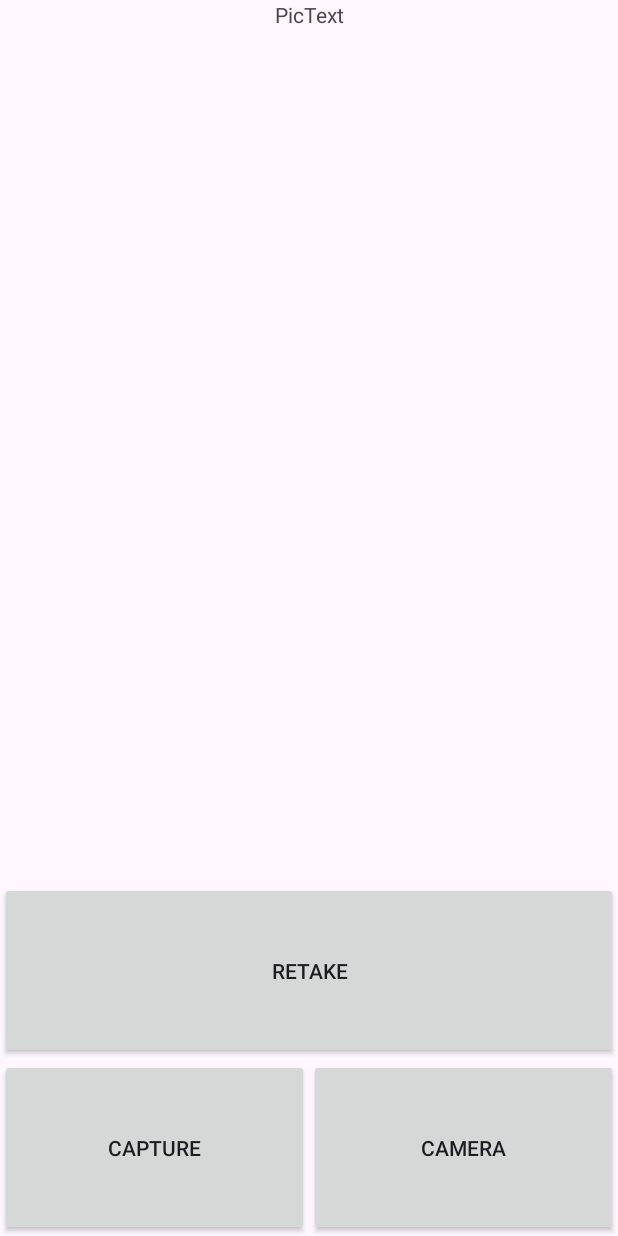
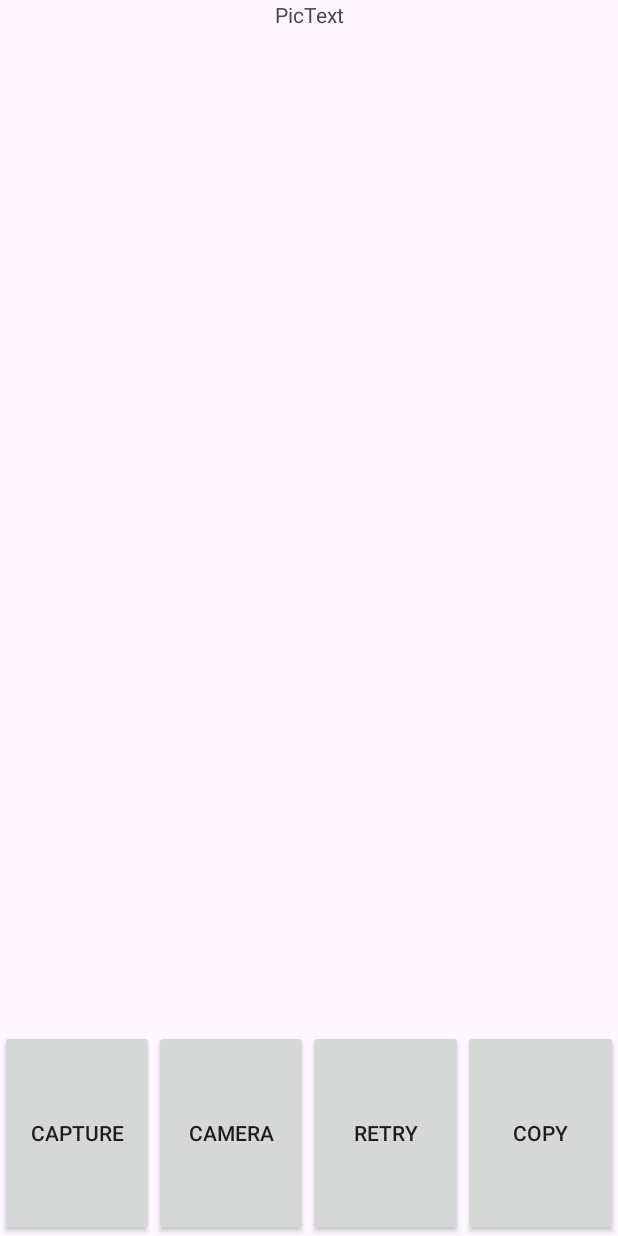
Before and after one commit to Khushi130404/PicText, an Android app: the screen it shows after launch (PicTextActivity), on a phone screen of 412 x 824 dp. Run offline under Robolectric (Android 15) with nearby library versions, the phone set to English and light mode, and no system bars; libraries missing offline, so code that uses them is left out: com.google.android.gms.

Commit message:
copyToClipboard

```diff
--- a/app/src/main/java/com/example/pictext/PicTextActivity.java
+++ b/app/src/main/java/com/example/pictext/PicTextActivity.java
@@ -29,7 +29,7 @@ import java.io.FileNotFoundException;
 import java.io.InputStream;
 
 public class PicTextActivity extends Activity {
-    Button btCamera,btGallery,btRetake;
+    Button btCamera,btGallery,btRetake,btCopy;
     TextView tvImageText;
     Bitmap imageBitmap;
     private static final int REQUEST_CODE_CAMERA = 100;
@@ -44,6 +44,7 @@ public class PicTextActivity extends Activity {
         btGallery = findViewById(R.id.btGallery);
         btRetake = findViewById(R.id.btRetake);
         tvImageText = findViewById(R.id.tvImageText);
+        btCopy = findViewById(R.id.btCopy);
 
         imageBitmap = null;
 
@@ -90,6 +91,14 @@ public class PicTextActivity extends Activity {
                 }
             }
         });
+
+        btCopy.setOnClickListener(new View.OnClickListener() {
+            @Override
+            public void onClick(View v) {
+                copyToClipboard(tvImageText.getText().toString());
+            }
+        });
+
     }
 
     public void onActivityResult(int reqCode, int resCode, Intent data)
--- a/app/src/main/res/layout/activity_pic_text.xml
+++ b/app/src/main/res/layout/activity_pic_text.xml
@@ -4,7 +4,7 @@
     xmlns:tools="http://schemas.android.com/tools"
     android:id="@+id/main"
     android:orientation="vertical"
-    android:weightSum="7"
+    android:weightSum="6"
     android:layout_width="match_parent"
     android:layout_height="match_parent"
     tools:context=".PicTextActivity">
@@ -29,19 +29,13 @@
 
     </ScrollView>
 
-    <Button
-        android:text="Retake"
-        android:id="@+id/btRetake"
-        android:layout_width="match_parent"
-        android:layout_height="0dp"
-        android:layout_weight="1"></Button>
 
     <LinearLayout
         android:layout_width="match_parent"
         android:layout_height="0dp"
         android:layout_weight="1"
         android:orientation="horizontal"
-        android:weightSum="2"
+        android:weightSum="4"
         >
 
         <Button
@@ -60,6 +54,22 @@
             android:layout_weight="1"
             ></Button>
 
+        <Button
+            android:text="Retry"
+            android:id="@+id/btRetake"
+            android:layout_width="0dp"
+            android:layout_height="match_parent"
+            android:layout_weight="1">
+        </Button>
+
+        <Button
+            android:text="Copy"
+            android:id="@+id/btCopy"
+            android:layout_width="0dp"
+            android:layout_height="match_parent"
+            android:layout_weight="1">
+        </Button>
+
     </LinearLayout>
 
 </LinearLayout>
```
